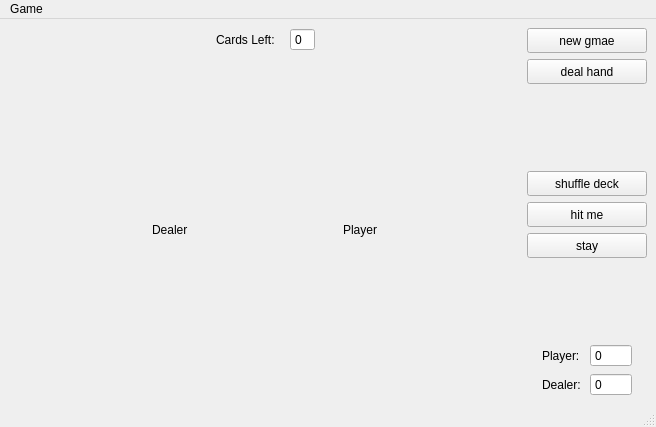
This is QtDesingPattern/02_QObject/CardGame/blackjack.ui in metanoia1989/QTStudy as Qt 5 draws it before an edit. The edited form follows.
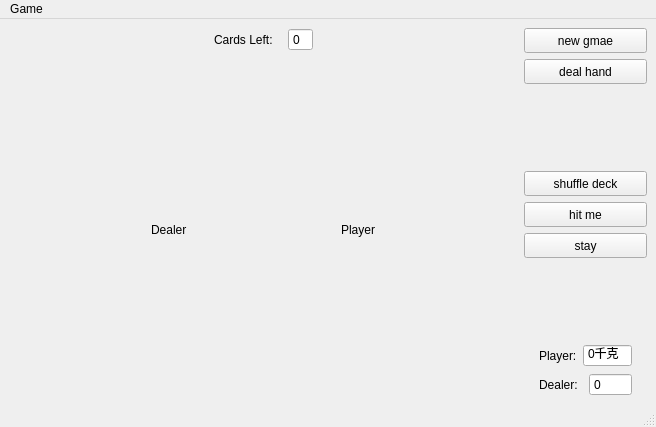
This is the edited form.

The edit to the form file:
```diff
--- a/QtDesingPattern/02_QObject/CardGame/blackjack.ui
+++ b/QtDesingPattern/02_QObject/CardGame/blackjack.ui
@@ -40,6 +40,9 @@
           <property name="text">
            <string>Cards Left: </string>
           </property>
+          <property name="alignment">
+           <set>Qt::AlignJustify|Qt::AlignVCenter</set>
+          </property>
          </widget>
         </item>
         <item>
@@ -244,6 +247,9 @@
           <property name="buttonSymbols">
            <enum>QAbstractSpinBox::NoButtons</enum>
           </property>
+          <property name="suffix">
+           <string>千克</string>
+          </property>
          </widget>
         </item>
        </layout>
```
